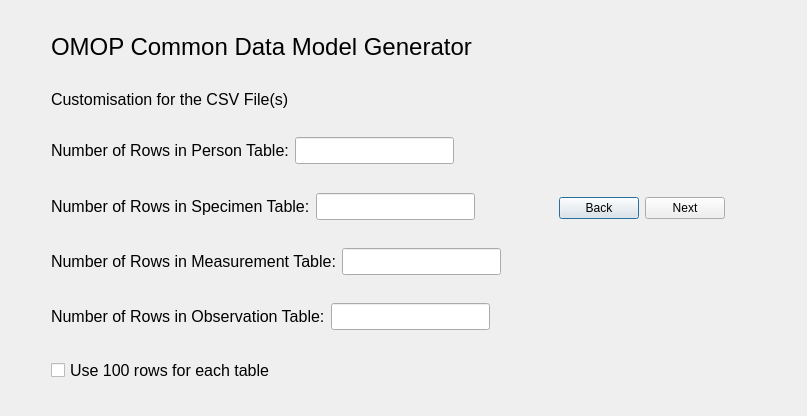
Above: GUI/ui_csv.ui from ucaby28/OMOP-CDM-Generator before the change. Below: the same form after it.
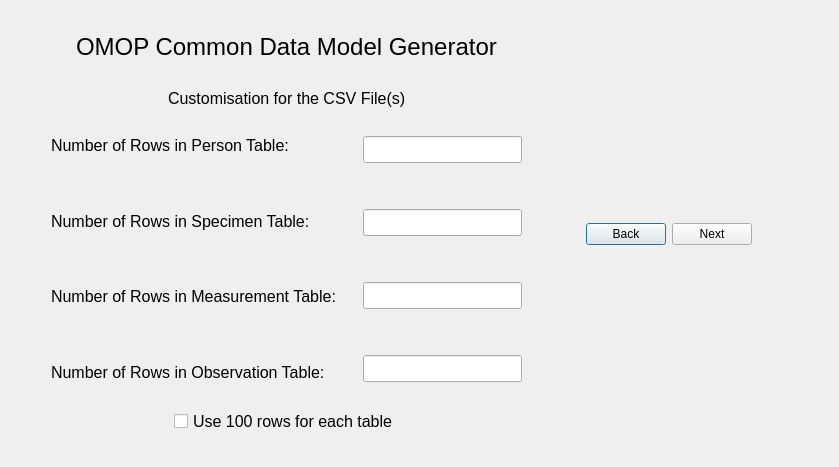
That is the form after the change.

Patch:
```diff
--- a/GUI/ui_csv.ui
+++ b/GUI/ui_csv.ui
@@ -6,17 +6,17 @@
    <rect>
     <x>0</x>
     <y>0</y>
-    <width>807</width>
-    <height>416</height>
+    <width>839</width>
+    <height>467</height>
    </rect>
   </property>
   <property name="windowTitle">
    <string>Dialog</string>
   </property>
-  <layout class="QFormLayout" name="formLayout_2">
-   <item row="0" column="0">
     <layout class="QFormLayout" name="formLayout">
      <item row="0" column="0">
+    <layout class="QVBoxLayout" name="verticalLayout_4">
+     <item>
       <spacer name="verticalSpacer_5">
        <property name="orientation">
         <enum>Qt::Vertical</enum>
@@ -29,7 +29,7 @@
        </property>
       </spacer>
      </item>
-     <item row="1" column="0">
+     <item>
       <layout class="QHBoxLayout" name="horizontalLayout">
        <item>
         <spacer name="horizontalSpacer">
@@ -71,7 +71,7 @@
        </item>
       </layout>
      </item>
-     <item row="2" column="0">
+     <item>
       <spacer name="verticalSpacer">
        <property name="orientation">
         <enum>Qt::Vertical</enum>
@@ -84,7 +84,7 @@
        </property>
       </spacer>
      </item>
-     <item row="3" column="0">
+     <item>
       <layout class="QHBoxLayout" name="horizontalLayout_2">
        <item>
         <spacer name="horizontalSpacer_3">
@@ -126,7 +126,7 @@
        </item>
       </layout>
      </item>
-     <item row="4" column="0">
+     <item>
       <spacer name="verticalSpacer_2">
        <property name="orientation">
         <enum>Qt::Vertical</enum>
@@ -139,10 +139,10 @@
        </property>
       </spacer>
      </item>
-     <item row="5" column="0">
-      <layout class="QHBoxLayout" name="horizontalLayout_6">
        <item>
-        <spacer name="horizontalSpacer_11">
+      <layout class="QHBoxLayout" name="horizontalLayout_9">
+       <item>
+        <spacer name="horizontalSpacer_5">
          <property name="orientation">
           <enum>Qt::Horizontal</enum>
          </property>
@@ -154,6 +154,8 @@
          </property>
         </spacer>
        </item>
+       <item>
+        <layout class="QVBoxLayout" name="verticalLayout_3">
        <item>
         <widget class="QLabel" name="person_label">
          <property name="font">
@@ -167,58 +169,14 @@
         </widget>
        </item>
        <item>
-        <widget class="QLineEdit" name="person_lineEdit_2">
-         <property name="enabled">
-          <bool>true</bool>
-         </property>
-         <property name="font">
-          <font>
-           <pointsize>12</pointsize>
-           <weight>75</weight>
-           <bold>true</bold>
-          </font>
-         </property>
-        </widget>
-       </item>
-       <item>
-        <spacer name="horizontalSpacer_12">
-         <property name="orientation">
-          <enum>Qt::Horizontal</enum>
-         </property>
-         <property name="sizeHint" stdset="0">
-          <size>
-           <width>40</width>
-           <height>20</height>
-          </size>
-         </property>
-        </spacer>
-       </item>
-      </layout>
-     </item>
-     <item row="6" column="0">
       <spacer name="verticalSpacer_3">
        <property name="orientation">
         <enum>Qt::Vertical</enum>
        </property>
        <property name="sizeHint" stdset="0">
         <size>
-         <width>490</width>
+             <width>306</width>
          <height>13</height>
-        </size>
-       </property>
-      </spacer>
-     </item>
-     <item row="7" column="0">
-      <layout class="QHBoxLayout" name="horizontalLayout_8">
-       <item>
-        <spacer name="horizontalSpacer_16">
-         <property name="orientation">
-          <enum>Qt::Horizontal</enum>
-         </property>
-         <property name="sizeHint" stdset="0">
-          <size>
-           <width>40</width>
-           <height>20</height>
           </size>
          </property>
         </spacer>
@@ -236,58 +194,14 @@
         </widget>
        </item>
        <item>
-        <widget class="QLineEdit" name="specimen_lineEdit_3">
-         <property name="enabled">
-          <bool>true</bool>
-         </property>
-         <property name="font">
-          <font>
-           <pointsize>12</pointsize>
-           <weight>75</weight>
-           <bold>true</bold>
-          </font>
-         </property>
-        </widget>
-       </item>
-       <item>
-        <spacer name="horizontalSpacer_17">
-         <property name="orientation">
-          <enum>Qt::Horizontal</enum>
-         </property>
-         <property name="sizeHint" stdset="0">
-          <size>
-           <width>40</width>
-           <height>20</height>
-          </size>
-         </property>
-        </spacer>
-       </item>
-      </layout>
-     </item>
-     <item row="8" column="0">
       <spacer name="verticalSpacer_10">
        <property name="orientation">
         <enum>Qt::Vertical</enum>
        </property>
        <property name="sizeHint" stdset="0">
         <size>
-         <width>490</width>
+             <width>306</width>
          <height>13</height>
-        </size>
-       </property>
-      </spacer>
-     </item>
-     <item row="9" column="0">
-      <layout class="QHBoxLayout" name="horizontalLayout_7">
-       <item>
-        <spacer name="horizontalSpacer_14">
-         <property name="orientation">
-          <enum>Qt::Horizontal</enum>
-         </property>
-         <property name="sizeHint" stdset="0">
-          <size>
-           <width>40</width>
-           <height>20</height>
           </size>
          </property>
         </spacer>
@@ -305,58 +219,14 @@
         </widget>
        </item>
        <item>
-        <widget class="QLineEdit" name="measurement_lineEdit">
-         <property name="enabled">
-          <bool>true</bool>
-         </property>
-         <property name="font">
-          <font>
-           <pointsize>12</pointsize>
-           <weight>75</weight>
-           <bold>true</bold>
-          </font>
-         </property>
-        </widget>
-       </item>
-       <item>
-        <spacer name="horizontalSpacer_6">
-         <property name="orientation">
-          <enum>Qt::Horizontal</enum>
-         </property>
-         <property name="sizeHint" stdset="0">
-          <size>
-           <width>40</width>
-           <height>20</height>
-          </size>
-         </property>
-        </spacer>
-       </item>
-      </layout>
-     </item>
-     <item row="10" column="0">
       <spacer name="verticalSpacer_9">
        <property name="orientation">
         <enum>Qt::Vertical</enum>
        </property>
        <property name="sizeHint" stdset="0">
         <size>
-         <width>490</width>
+             <width>306</width>
          <height>13</height>
-        </size>
-       </property>
-      </spacer>
-     </item>
-     <item row="11" column="0">
-      <layout class="QHBoxLayout" name="horizontalLayout_3">
-       <item>
-        <spacer name="horizontalSpacer_13">
-         <property name="orientation">
-          <enum>Qt::Horizontal</enum>
-         </property>
-         <property name="sizeHint" stdset="0">
-          <size>
-           <width>40</width>
-           <height>20</height>
           </size>
          </property>
         </spacer>
@@ -373,6 +243,144 @@
          </property>
         </widget>
        </item>
+        </layout>
+       </item>
+       <item>
+        <layout class="QVBoxLayout" name="verticalLayout">
+         <item>
+          <layout class="QHBoxLayout" name="horizontalLayout_3">
+           <item>
+            <widget class="QLineEdit" name="person_lineEdit_2">
+             <property name="enabled">
+              <bool>true</bool>
+             </property>
+             <property name="font">
+              <font>
+               <pointsize>12</pointsize>
+               <weight>75</weight>
+               <bold>true</bold>
+              </font>
+             </property>
+            </widget>
+           </item>
+           <item>
+            <spacer name="horizontalSpacer_12">
+             <property name="orientation">
+              <enum>Qt::Horizontal</enum>
+             </property>
+             <property name="sizeHint" stdset="0">
+              <size>
+               <width>40</width>
+               <height>20</height>
+              </size>
+             </property>
+            </spacer>
+           </item>
+          </layout>
+         </item>
+         <item>
+          <spacer name="verticalSpacer_11">
+           <property name="orientation">
+            <enum>Qt::Vertical</enum>
+           </property>
+           <property name="sizeHint" stdset="0">
+            <size>
+             <width>20</width>
+             <height>40</height>
+            </size>
+           </property>
+          </spacer>
+         </item>
+         <item>
+          <layout class="QHBoxLayout" name="horizontalLayout_6">
+           <item>
+            <widget class="QLineEdit" name="specimen_lineEdit_3">
+             <property name="enabled">
+              <bool>true</bool>
+             </property>
+             <property name="font">
+              <font>
+               <pointsize>12</pointsize>
+               <weight>75</weight>
+               <bold>true</bold>
+              </font>
+             </property>
+            </widget>
+           </item>
+           <item>
+            <spacer name="horizontalSpacer_17">
+             <property name="orientation">
+              <enum>Qt::Horizontal</enum>
+             </property>
+             <property name="sizeHint" stdset="0">
+              <size>
+               <width>40</width>
+               <height>20</height>
+              </size>
+             </property>
+            </spacer>
+           </item>
+          </layout>
+         </item>
+         <item>
+          <spacer name="verticalSpacer_12">
+           <property name="orientation">
+            <enum>Qt::Vertical</enum>
+           </property>
+           <property name="sizeHint" stdset="0">
+            <size>
+             <width>20</width>
+             <height>40</height>
+            </size>
+           </property>
+          </spacer>
+         </item>
+         <item>
+          <layout class="QHBoxLayout" name="horizontalLayout_7">
+           <item>
+            <widget class="QLineEdit" name="measurement_lineEdit">
+             <property name="enabled">
+              <bool>true</bool>
+             </property>
+             <property name="font">
+              <font>
+               <pointsize>12</pointsize>
+               <weight>75</weight>
+               <bold>true</bold>
+              </font>
+             </property>
+            </widget>
+           </item>
+           <item>
+            <spacer name="horizontalSpacer_6">
+             <property name="orientation">
+              <enum>Qt::Horizontal</enum>
+             </property>
+             <property name="sizeHint" stdset="0">
+              <size>
+               <width>40</width>
+               <height>20</height>
+              </size>
+             </property>
+            </spacer>
+           </item>
+          </layout>
+         </item>
+         <item>
+          <spacer name="verticalSpacer_13">
+           <property name="orientation">
+            <enum>Qt::Vertical</enum>
+           </property>
+           <property name="sizeHint" stdset="0">
+            <size>
+             <width>20</width>
+             <height>40</height>
+            </size>
+           </property>
+          </spacer>
+         </item>
+         <item>
+          <layout class="QHBoxLayout" name="horizontalLayout_8">
        <item>
         <widget class="QLineEdit" name="observation__lineEdit_2">
          <property name="enabled">
@@ -402,7 +410,11 @@
        </item>
       </layout>
      </item>
-     <item row="12" column="0">
+        </layout>
+       </item>
+      </layout>
+     </item>
+     <item>
       <spacer name="verticalSpacer_4">
        <property name="orientation">
         <enum>Qt::Vertical</enum>
@@ -415,7 +427,7 @@
        </property>
       </spacer>
      </item>
-     <item row="13" column="0">
+     <item>
       <layout class="QHBoxLayout" name="horizontalLayout_4">
        <item>
         <spacer name="horizontalSpacer_7">
@@ -457,7 +469,7 @@
        </item>
       </layout>
      </item>
-     <item row="14" column="0">
+     <item>
       <spacer name="verticalSpacer_8">
        <property name="orientation">
         <enum>Qt::Vertical</enum>
```
Lines whose indentation alone changed are shown as unchanged.
